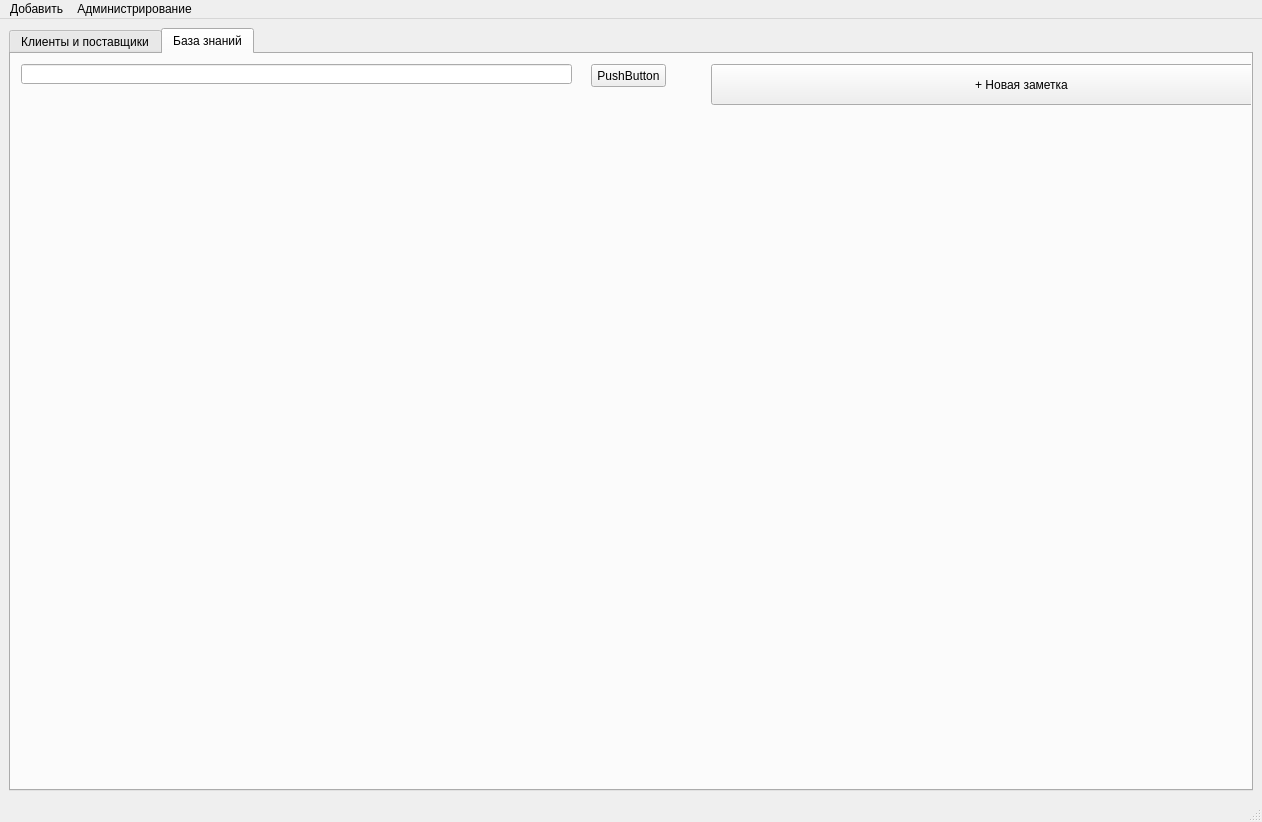
Above: ui/ModernMainWindow_v2.ui from vyakhorev/SimpleBusiness before the change. Below: the same form after it.
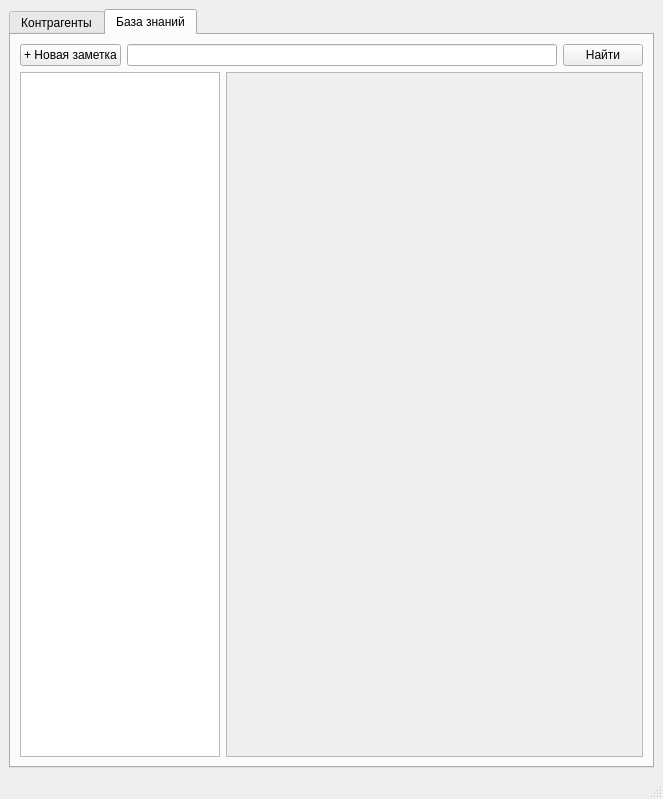
That is the form after the change. The open tabs and pages were chosen to show the change.

Commit message: Rebuilded crm_records tab, the parsing window is revived.

What changed in the file:
```diff
--- a/ui/ModernMainWindow_v2.ui
+++ b/ui/ModernMainWindow_v2.ui
@@ -9,8 +9,8 @@
    <rect>
     <x>0</x>
     <y>0</y>
-    <width>1262</width>
-    <height>822</height>
+    <width>663</width>
+    <height>799</height>
    </rect>
   </property>
   <property name="windowTitle">
@@ -43,7 +43,7 @@
       </property>
       <widget class="QWidget" name="tab_Clients">
        <attribute name="title">
-        <string>Клиенты и поставщики</string>
+        <string>Контрагенты</string>
        </attribute>
        <layout class="QHBoxLayout" name="horizontalLayout_2">
         <item>
@@ -106,89 +106,75 @@
        <attribute name="title">
         <string>База знаний</string>
        </attribute>
-       <widget class="QLineEdit" name="lineEdit_KnBase_Search">
-        <property name="geometry">
-         <rect>
-          <x>10</x>
-          <y>10</y>
-          <width>551</width>
-          <height>20</height>
-         </rect>
-        </property>
-       </widget>
-       <widget class="QPushButton" name="pushButton">
-        <property name="geometry">
-         <rect>
-          <x>580</x>
-          <y>10</y>
-          <width>75</width>
-          <height>23</height>
-         </rect>
-        </property>
-        <property name="text">
-         <string>PushButton</string>
-        </property>
-       </widget>
-       <widget class="QWidget" name="widget" native="true">
-        <property name="geometry">
-         <rect>
-          <x>10</x>
-          <y>90</y>
-          <width>1311</width>
-          <height>691</height>
-         </rect>
-        </property>
-       </widget>
-       <widget class="QPushButton" name="pushButton_KnBaseEmptyNote">
-        <property name="geometry">
-         <rect>
-          <x>700</x>
-          <y>10</y>
-          <width>621</width>
-          <height>41</height>
-         </rect>
-        </property>
-        <property name="text">
-         <string>+ Новая заметка</string>
-        </property>
-       </widget>
+       <layout class="QVBoxLayout" name="verticalLayout_2">
+        <item>
+         <layout class="QHBoxLayout" name="horizontalLayout_3">
+          <item>
+           <widget class="QPushButton" name="pushButton_KnBaseEmptyNote">
+            <property name="text">
+             <string>+ Новая заметка</string>
+            </property>
+           </widget>
+          </item>
+          <item>
+           <widget class="QLineEdit" name="lineEdit_KnBase_Search">
+            <property name="font">
+             <font>
+              <weight>50</weight>
+              <bold>false</bold>
+             </font>
+            </property>
+            <property name="alignment">
+             <set>Qt::AlignCenter</set>
+            </property>
+           </widget>
+          </item>
+          <item>
+           <widget class="QPushButton" name="pushButton_SearchKnBase">
+            <property name="text">
+             <string>Найти</string>
+            </property>
+           </widget>
+          </item>
+         </layout>
+        </item>
+        <item>
+         <layout class="QHBoxLayout" name="horizontalLayout_4">
+          <item>
+           <widget class="QListView" name="listView_Hashtags">
+            <property name="maximumSize">
+             <size>
+              <width>200</width>
+              <height>16777215</height>
+             </size>
+            </property>
+           </widget>
+          </item>
+          <item>
+           <widget class="QScrollArea" name="scrollArea_KnBaseRecords">
+            <property name="widgetResizable">
+             <bool>true</bool>
+            </property>
+            <widget class="QWidget" name="scrollAreaWidgetContents">
+             <property name="geometry">
+              <rect>
+               <x>0</x>
+               <y>0</y>
+               <width>411</width>
+               <height>682</height>
+              </rect>
+             </property>
+            </widget>
+           </widget>
+          </item>
+         </layout>
+        </item>
+       </layout>
       </widget>
      </widget>
     </item>
    </layout>
   </widget>
-  <widget class="QMenuBar" name="menubar">
-   <property name="geometry">
-    <rect>
-     <x>0</x>
-     <y>0</y>
-     <width>1262</width>
-     <height>21</height>
-    </rect>
-   </property>
-   <widget class="QMenu" name="AdminMenu">
-    <property name="title">
-     <string>Администрирование</string>
-    </property>
-    <addaction name="action_Run_Simulate"/>
-    <addaction name="action_Synhronize_xm_with_db"/>
-    <addaction name="action_upload_budget_csv"/>
-   </widget>
-   <widget class="QMenu" name="FastAddMenu">
-    <property name="acceptDrops">
-     <bool>true</bool>
-    </property>
-    <property name="title">
-     <string>Добавить</string>
-    </property>
-    <addaction name="action_AddFastNote"/>
-    <addaction name="separator"/>
-    <addaction name="action_AddNewContact"/>
-    <addaction name="action_AddNewCP"/>
-   </widget>
-   <addaction name="FastAddMenu"/>
-   <addaction name="AdminMenu"/>
-  </widget>
   <widget class="QStatusBar" name="statusbar"/>
   <action name="action_Run_Simulate">
    <property name="text">
```
The commit also changes 4 other files.
